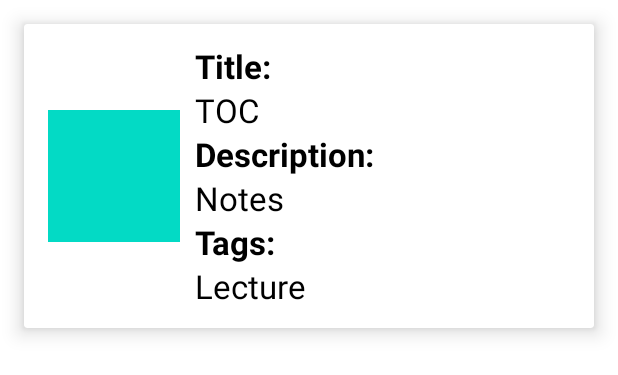
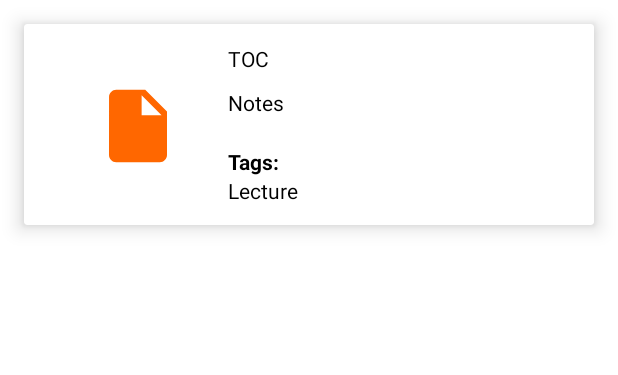
Before and after one commit to AndreaGon/NoteHub, an Android app: the layout explore_items.xml on its own in the app's theme, with its tools: preview values and no code run, on a phone screen of 412 x 824 dp. Shown: the top 375 px of the screen. Run offline under Robolectric (Android 15) with nearby library versions, the phone set to English and light mode, and no system bars.

Commit message:
Organize images

```diff
--- a/app/src/main/java/com/example/notehub/fragment/HomeFragment.java
+++ b/app/src/main/java/com/example/notehub/fragment/HomeFragment.java
@@ -68,7 +68,7 @@ public class HomeFragment extends Fragment { // CONTROLLER
     public void onResume() {
         super.onResume();
         mProgressDialog = new ProgressDialog(getActivity());
-        mProgressDialog.setCancelable(true);
+        mProgressDialog.setCancelable(false);
         mProgressDialog.setMessage("Fetching Data...");
         mProgressDialog.show();
 
--- a/app/src/main/res/drawable/upload_file_foreground.xml
+++ b/app/src/main/res/drawable/upload_file_foreground.xml
@@ -3,13 +3,14 @@
     android:height="108dp"
     android:viewportWidth="108"
     android:viewportHeight="108"
-    android:tint="#000000">
+    android:tint="#FF6700"
+    android:autoMirrored="true">
   <group android:scaleX="2.61"
       android:scaleY="2.61"
       android:translateX="22.68"
       android:translateY="22.68">
     <path
         android:fillColor="@android:color/white"
-        android:pathData="M19,13h-6v6h-2v-6H5v-2h6V5h2v6h6V13z"/>
+        android:pathData="M6,2c-1.1,0 -1.99,0.9 -1.99,2L4,20c0,1.1 0.89,2 1.99,2L18,22c1.1,0 2,-0.9 2,-2L20,8l-6,-6L6,2zM13,9L13,3.5L18.5,9L13,9z"/>
   </group>
 </vector>
--- a/app/src/main/res/layout/explore_items.xml
+++ b/app/src/main/res/layout/explore_items.xml
@@ -15,10 +15,12 @@
         android:orientation="horizontal">
 
         <ImageView
-            android:layout_width="88dp"
-            android:layout_height="88dp"
-            android:layout_gravity="center_vertical"
-            android:background="@color/teal_200" />
+            android:id="@+id/file_image"
+            android:layout_width="100dp"
+            android:layout_height="100dp"
+            android:layout_marginLeft="10dp"
+            android:layout_marginTop="10dp"
+            android:src="@drawable/upload_file_foreground" />
 
         <LinearLayout
             android:layout_width="wrap_content"
@@ -33,14 +35,6 @@
                 android:layout_gravity="center_vertical"
                 android:orientation="horizontal">
 
-                <TextView
-                    android:layout_width="wrap_content"
-                    android:layout_height="wrap_content"
-                    android:text="@string/Title"
-                    android:textColor="@color/black"
-                    android:textSize="22dp"
-                    android:textStyle="bold"/>
-
 
 
             </LinearLayout>
@@ -50,7 +44,6 @@
                 android:layout_width="wrap_content"
                 android:layout_height="wrap_content"
                 android:text="TOC"
-                android:textSize="22dp"
                 android:textColor="@color/black"/>
 
             <LinearLayout
@@ -59,13 +52,6 @@
                 android:layout_gravity="center_vertical"
                 android:orientation="horizontal">
 
-                <TextView
-                    android:layout_width="wrap_content"
-                    android:layout_height="wrap_content"
-                    android:text="@string/Description"
-                    android:textColor="@color/black"
-                    android:textSize="22dp"
-                    android:textStyle="bold"/>
 
 
 
@@ -76,7 +62,7 @@
                 android:layout_width="wrap_content"
                 android:layout_height="wrap_content"
                 android:text="Notes"
-                android:textSize="22dp"
+                android:layout_marginTop="10dp"
                 android:textColor="@color/black"/>
 
             <LinearLayout
@@ -90,7 +76,7 @@
                     android:layout_height="wrap_content"
                     android:text="@string/Tags"
                     android:textColor="@color/black"
-                    android:textSize="22dp"
+                    android:layout_marginTop="20dp"
                     android:textStyle="bold"/>
 
 
@@ -102,7 +88,6 @@
                 android:layout_width="wrap_content"
                 android:layout_height="wrap_content"
                 android:text="Lecture"
-                android:textSize="22dp"
                 android:textColor="@color/black"/>
 
             <TextView
--- a/app/src/main/res/layout/fragment_explore.xml
+++ b/app/src/main/res/layout/fragment_explore.xml
@@ -85,7 +85,7 @@
 
         <androidx.recyclerview.widget.RecyclerView
             android:id="@+id/recyclerView1"
-            android:layout_width="wrap_content"
+            android:layout_width="match_parent"
             android:layout_height="wrap_content"
             android:layout_marginBottom="60dp" />
 
--- a/app/src/main/res/layout/home_page_card.xml
+++ b/app/src/main/res/layout/home_page_card.xml
@@ -24,7 +24,7 @@
                 android:layout_height="100dp"
                 android:layout_marginLeft="10dp"
                 android:layout_marginTop="10dp"
-                android:src="@mipmap/ic_launcher" />
+                android:src="@drawable/upload_file_foreground" />
 
             <TextView
                 android:id="@+id/file_title"
--- a/app/src/main/res/mipmap-anydpi-v26/upload_file.xml
+++ /dev/null
@@ -1,5 +0,0 @@
-<?xml version="1.0" encoding="utf-8"?>
-<adaptive-icon xmlns:android="http://schemas.android.com/apk/res/android">
-    <background android:drawable="@drawable/upload_file_background"/>
-    <foreground android:drawable="@drawable/upload_file_foreground"/>
-</adaptive-icon>
--- a/app/src/main/res/mipmap-anydpi-v26/upload_file_round.xml
+++ /dev/null
@@ -1,5 +0,0 @@
-<?xml version="1.0" encoding="utf-8"?>
-<adaptive-icon xmlns:android="http://schemas.android.com/apk/res/android">
-    <background android:drawable="@drawable/upload_file_background"/>
-    <foreground android:drawable="@drawable/upload_file_foreground"/>
-</adaptive-icon>
```
Also changed, not shown: app/src/main/res/mipmap-hdpi/upload_file.png (deleted), app/src/main/res/mipmap-hdpi/upload_file_round.png (deleted), app/src/main/res/mipmap-mdpi/upload_file.png (deleted), app/src/main/res/mipmap-mdpi/upload_file_round.png (deleted), app/src/main/res/mipmap-xhdpi/upload_file.png (deleted), app/src/main/res/mipmap-xhdpi/upload_file_round.png (deleted), app/src/main/res/mipmap-xxhdpi/upload_file.png (deleted), app/src/main/res/mipmap-xxhdpi/upload_file_round.png (deleted), app/src/main/res/mipmap-xxxhdpi/upload_file.png (deleted), app/src/main/res/mipmap-xxxhdpi/upload_file_round.png (deleted), app/src/main/upload_file-playstore.png.
